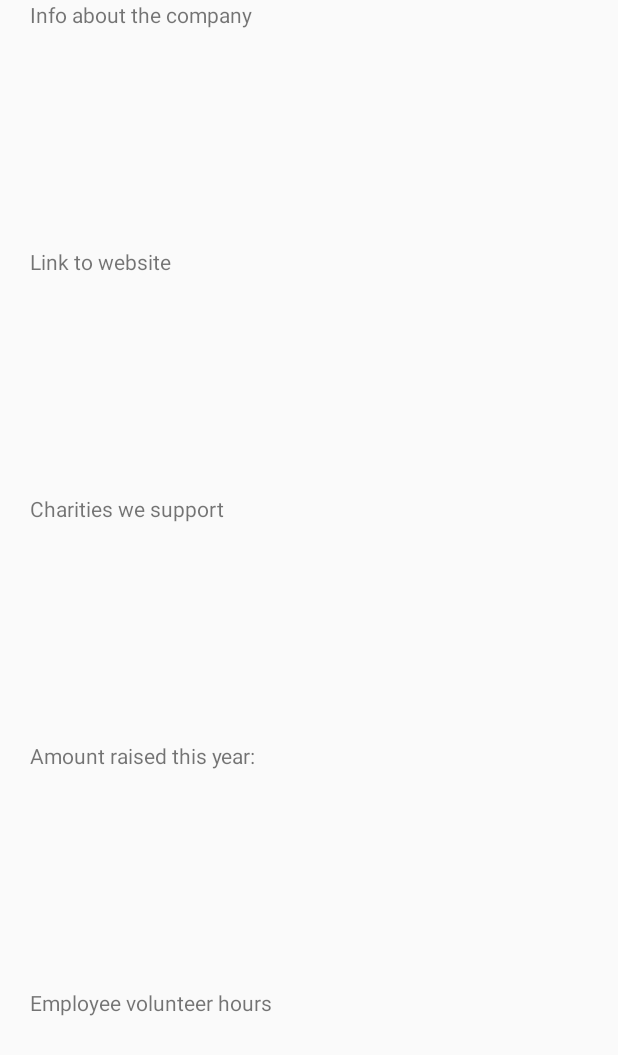
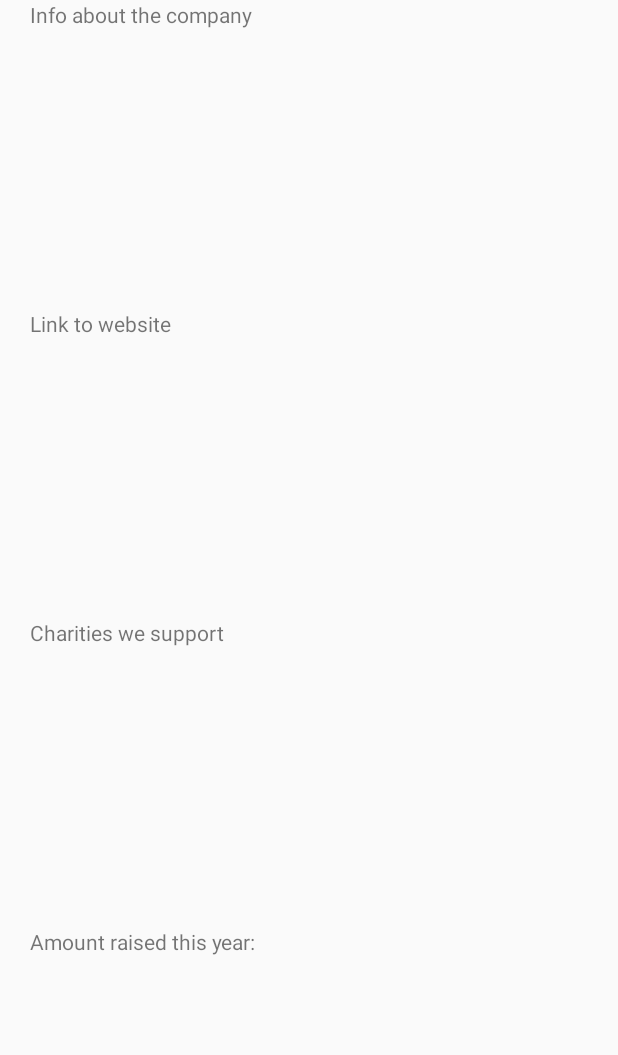
Before and after one commit to cfogg6/Spark-For-Change, an Android app: the layout activity_company.xml on its own in the app's theme, with its tools: preview values and no code run, on a phone screen of 412 x 824 dp. Shown: the top 1055 px of the screen. Run offline under Robolectric (Android 15) with nearby library versions, the phone set to English and light mode, and no system bars.

Commit message:
Added company stuff

```diff
--- a/SparkForChange/app/src/main/AndroidManifest.xml
+++ b/SparkForChange/app/src/main/AndroidManifest.xml
@@ -30,7 +30,8 @@
         <activity android:name=".controllers.QRActivity" />
         <activity android:name=".controllers.CharityActivity" />
         <activity android:name=".controllers.CreateGroupActivity" />
-        <activity android:name=".controllers.ManageGroupsActivity"></activity>
+        <activity android:name=".controllers.ManageGroupsActivity" />
+        <activity android:name=".controllers.CompanyActivity"></activity>
     </application>
 
 </manifest>
--- a/SparkForChange/app/src/main/java/com/sparkforchange/controllers/GroupActivity.java
+++ b/SparkForChange/app/src/main/java/com/sparkforchange/controllers/GroupActivity.java
@@ -17,6 +17,7 @@ public class GroupActivity extends ToolbarDrawerActivity {
         if (getSupportActionBar() != null) {
             getSupportActionBar().setTitle("Groups");
         }
+        groupNameTv = findViewById(R.id.tv_groupname);
         Integer index = 0;
         Facade.getInstance().getGroups().get(index).getName();
         groupNameTv.setText(Facade.getInstance().getGroups().get(index).getName());
--- a/SparkForChange/app/src/main/res/layout/activity_company.xml
+++ b/SparkForChange/app/src/main/res/layout/activity_company.xml
@@ -41,12 +41,4 @@
         android:inputType="textPersonName"
         android:text="Amount raised this year:" />
 
-    <TextView
-        android:id="@+id/tv_volunteer"
-        android:layout_width="match_parent"
-        android:layout_height="wrap_content"
-        android:layout_weight="1"
-        android:ems="10"
-        android:inputType="textPersonName"
-        android:text="Employee volunteer hours" />
 </LinearLayout>
```
Also changed, not shown: SparkForChange/app/src/main/java/com/sparkforchange/controllers/CompanyActivity.java (added, +29 -0 lines), SparkForChange/app/src/main/java/com/sparkforchange/model/Company.java (+7 -1 lines).
